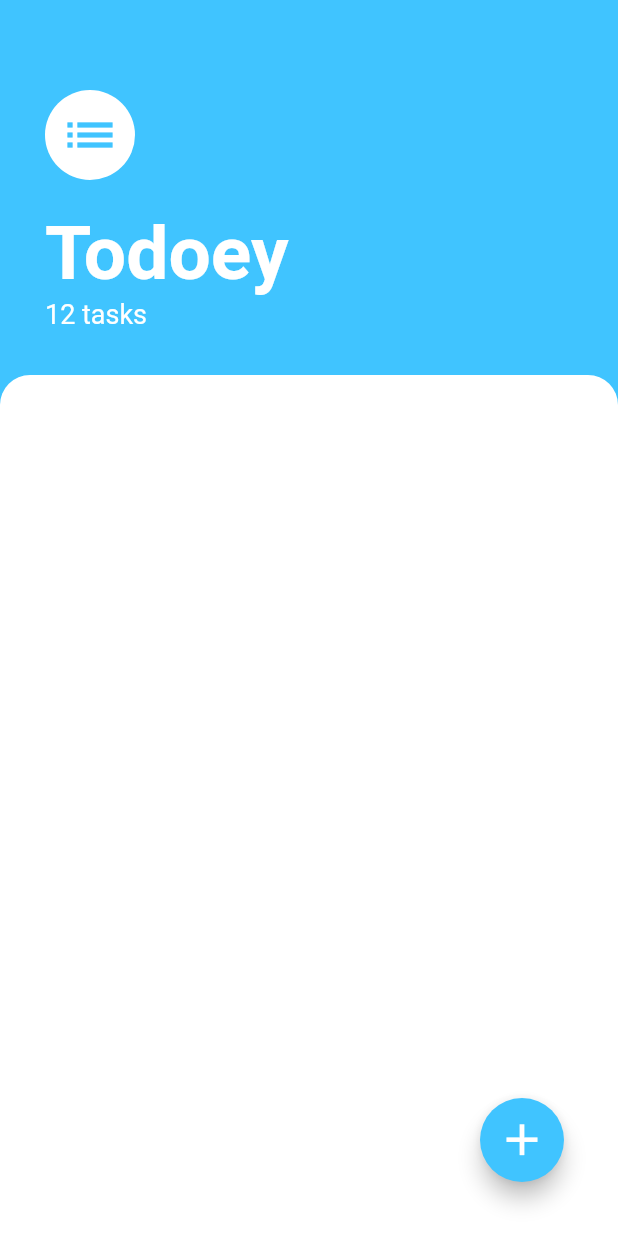
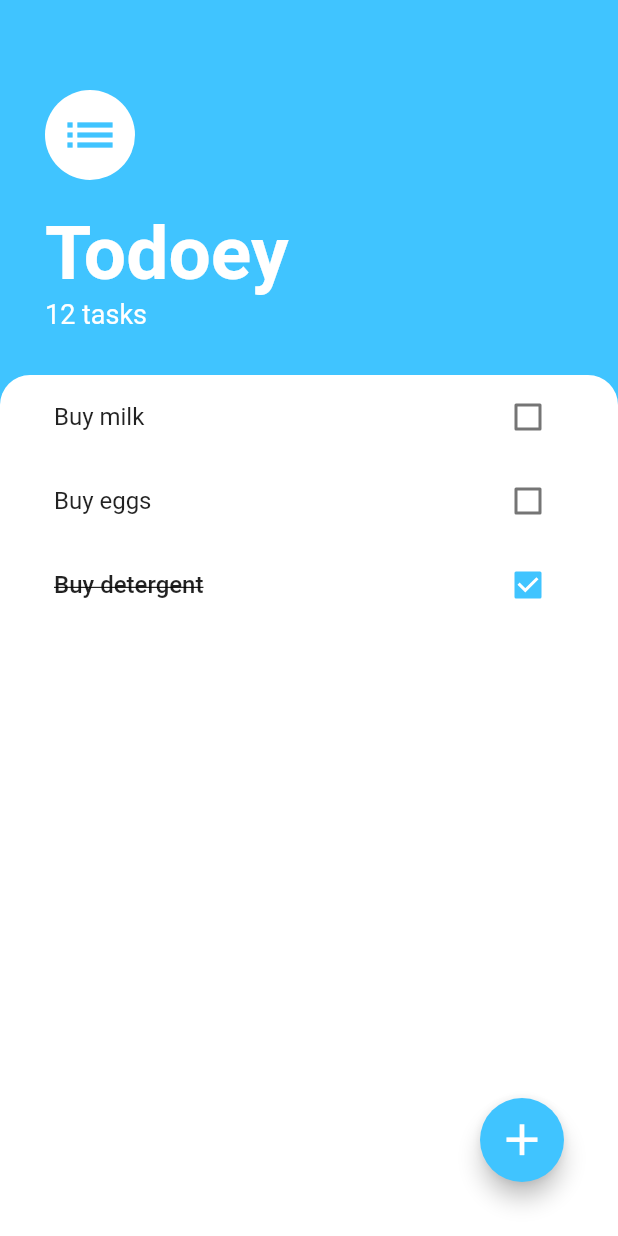
Before and after one commit to dtodt/todoey, a Flutter app: the screen it shows after launch, on a phone screen of 412 x 824 dp. Run offline on Flutter 3.47's test engine with Material 2 defaults, Android fonts, the phone set to English and light mode, and no system bars.

Commit message:
feat: dummy task list

```diff
--- /dev/null
+++ b/lib/components/task_tile.dart
@@ -0,0 +1,27 @@
+import 'package:flutter/material.dart';
+
+class TaskTile extends StatelessWidget {
+  const TaskTile({Key key, this.title, this.checked = false}) : super(key: key);
+
+  final String title;
+  final bool checked;
+
+  @override
+  Widget build(BuildContext context) {
+    return ListTile(
+      title: Text(
+        title,
+        style: TextStyle(
+          decoration:
+              checked ? TextDecoration.lineThrough : TextDecoration.none,
+          fontWeight: checked ? FontWeight.w500 : FontWeight.normal,
+        ),
+      ),
+      trailing: Checkbox(
+        activeColor: Colors.lightBlueAccent,
+        onChanged: (value) {},
+        value: checked,
+      ),
+    );
+  }
+}
--- /dev/null
+++ b/lib/components/tasks_list.dart
@@ -0,0 +1,22 @@
+import 'package:flutter/material.dart';
+import 'package:todoey/components/task_tile.dart';
+
+class TasksList extends StatelessWidget {
+  @override
+  Widget build(BuildContext context) {
+    return ListView(
+      children: <Widget>[
+        TaskTile(
+          title: 'Buy milk',
+        ),
+        TaskTile(
+          title: 'Buy eggs',
+        ),
+        TaskTile(
+          title: 'Buy detergent',
+          checked: true,
+        ),
+      ],
+    );
+  }
+}
--- a/lib/screens/tasks_screen.dart
+++ b/lib/screens/tasks_screen.dart
@@ -11,11 +11,7 @@ class TasksScreen extends StatelessWidget {
         children: <Widget>[
           Container(
             padding: EdgeInsets.only(
-              top: 60.0,
-              left: 30.0,
-              right: 30.0,
-              bottom: 30.0,
-            ),
+                top: 60.0, left: 30.0, right: 30.0, bottom: 30.0),
             child: Column(
               children: <Widget>[
                 CircleAvatar(
@@ -51,6 +47,7 @@ class TasksScreen extends StatelessWidget {
           ),
           Expanded(
             child: Container(
+              child: TasksList(),
               decoration: BoxDecoration(
                 borderRadius: BorderRadius.only(
                   topLeft: Radius.circular(20.0),
@@ -58,6 +55,7 @@ class TasksScreen extends StatelessWidget {
                 ),
                 color: Colors.white,
               ),
+              padding: EdgeInsets.symmetric(horizontal: 20.0),
             ),
           ),
         ],
```
